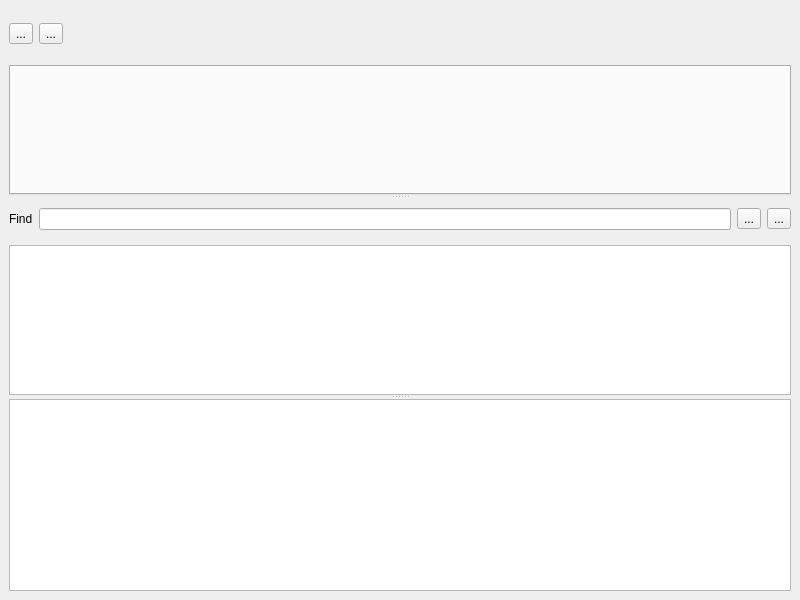
This is sources/pythondialog.ui in mikaelsundell/stageviz as Qt 5 draws it before an edit. The edited form follows.
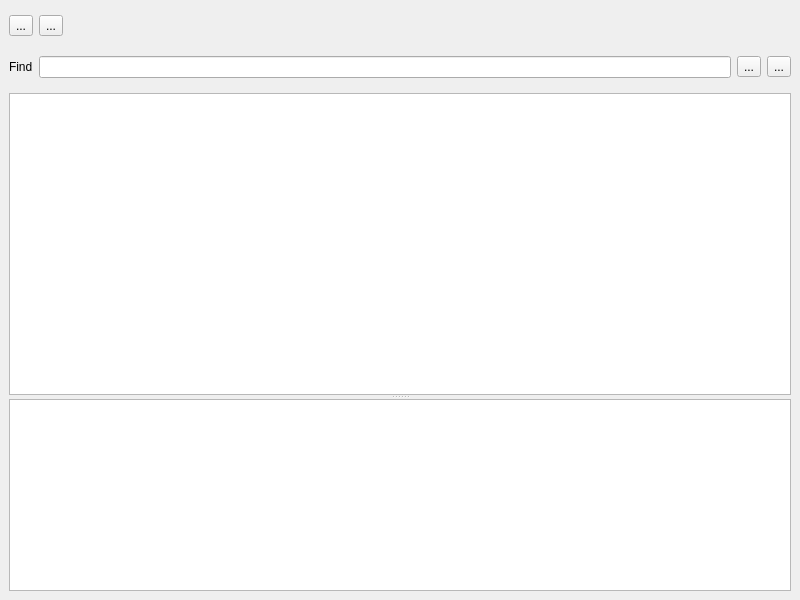
This is the edited form. Custom widgets are drawn as their Qt base class.

```diff
--- a/sources/pythondialog.ui
+++ b/sources/pythondialog.ui
@@ -15,7 +15,7 @@
   </property>
   <layout class="QVBoxLayout" name="verticalLayout">
    <property name="spacing">
-    <number>6</number>
+    <number>4</number>
    </property>
    <property name="leftMargin">
     <number>9</number>
@@ -37,10 +37,16 @@
        <verstretch>0</verstretch>
       </sizepolicy>
      </property>
+     <property name="maximumSize">
+      <size>
+       <width>16777215</width>
+       <height>34</height>
+      </size>
+     </property>
      <property name="minimumSize">
       <size>
        <width>0</width>
-       <height>50</height>
+       <height>34</height>
       </size>
      </property>
      <layout class="QHBoxLayout" name="horizontalLayout">
@@ -48,13 +54,13 @@
        <number>0</number>
       </property>
       <property name="topMargin">
-       <number>8</number>
+       <number>0</number>
       </property>
       <property name="rightMargin">
        <number>0</number>
       </property>
       <property name="bottomMargin">
-       <number>8</number>
+       <number>0</number>
       </property>
       <item>
        <widget class="QToolButton" name="run">
@@ -111,30 +117,6 @@
        <number>0</number>
       </property>
       <item>
-       <widget class="QSplitter" name="splitter">
-        <property name="orientation">
-         <enum>Qt::Orientation::Vertical</enum>
-        </property>
-        <property name="childrenCollapsible">
-         <bool>false</bool>
-        </property>
-        <widget class="QTabWidget" name="tabWidget">
-         <property name="sizePolicy">
-          <sizepolicy hsizetype="Preferred" vsizetype="Minimum">
-           <horstretch>0</horstretch>
-           <verstretch>0</verstretch>
-          </sizepolicy>
-         </property>
-         <property name="minimumSize">
-          <size>
-           <width>0</width>
-           <height>130</height>
-          </size>
-         </property>
-         <property name="currentIndex">
-          <number>-1</number>
-         </property>
-        </widget>
         <widget class="QWidget" name="widget_3" native="true">
          <property name="sizePolicy">
           <sizepolicy hsizetype="Preferred" vsizetype="Expanding">
@@ -221,7 +203,7 @@
                   </widget>
                  </item>
                  <item>
-                  <widget class="QLineEdit" name="find"/>
+                 <widget class="QLineEdit" name="find" />
                  </item>
                  <item>
                   <widget class="QToolButton" name="previous">
@@ -264,7 +246,6 @@
           </item>
          </layout>
         </widget>
-       </widget>
       </item>
      </layout>
     </widget>
```
Left out of the diff: 6 changed lines with no effect on the pictures. Lines whose indentation alone changed are shown as unchanged.
